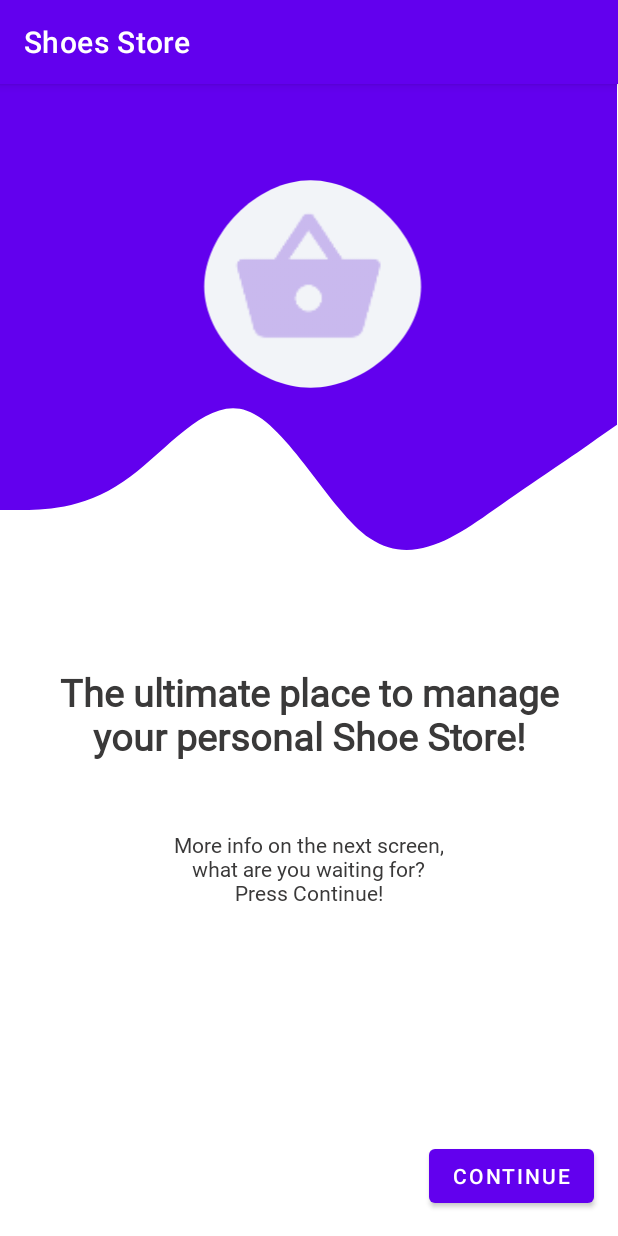
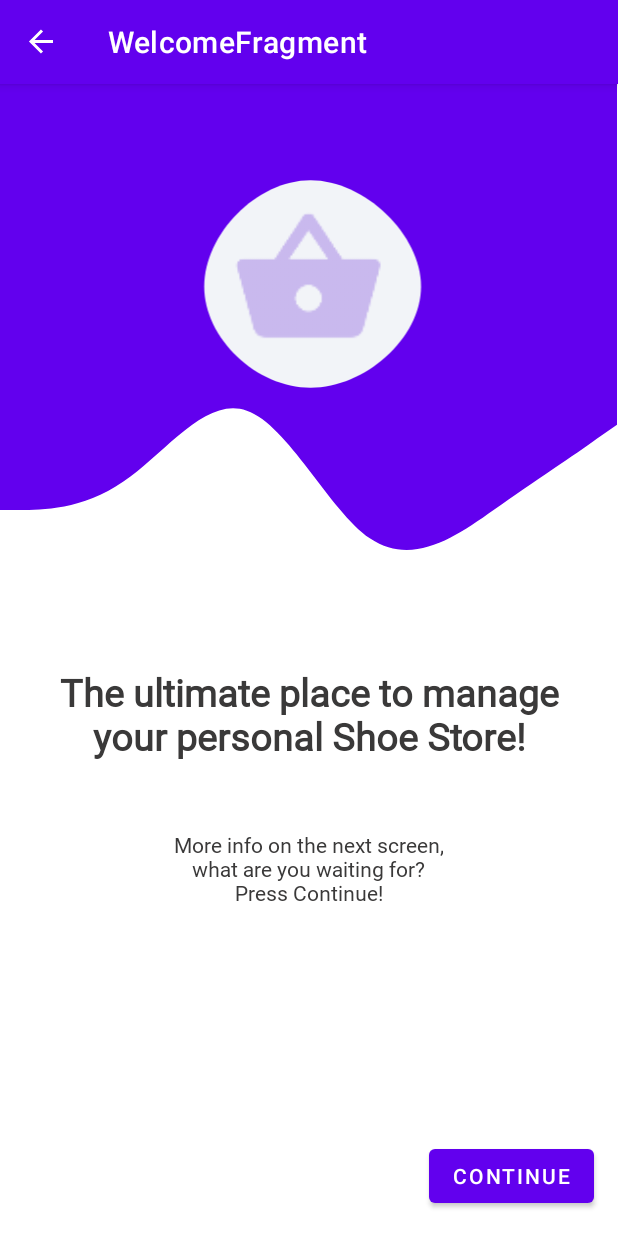
Before and after one commit to andreabertanzon/ShoeStore, an Android app: the screen it shows after launch (MainActivity), after a tap on "REGISTER", on a phone screen of 412 x 824 dp. Run offline under Robolectric (Android 15) with nearby library versions, the phone set to English and light mode, and no system bars; our stand-ins replace data binding, navigation-ui; Roboto replaces fonts that are not available here.

Commit message:
Added UpButton to the Activity. This commit adds the code to add the Up Button to the activity_main.xml

```diff
--- a/app/src/main/java/com/abcode/shoestore/MainActivity.kt
+++ b/app/src/main/java/com/abcode/shoestore/MainActivity.kt
@@ -1,11 +1,24 @@
 package com.abcode.shoestore
 
+import android.os.Bundle
 import androidx.appcompat.app.AppCompatActivity
-import android.os.Bundle
+import androidx.databinding.DataBindingUtil
+import androidx.navigation.findNavController
+import androidx.navigation.ui.NavigationUI
+import com.abcode.shoestore.databinding.ActivityMainBinding
 
 class MainActivity : AppCompatActivity() {
     override fun onCreate(savedInstanceState: Bundle?) {
         super.onCreate(savedInstanceState)
-        setContentView(R.layout.activity_main)
+        @Suppress("UNUSED_VARIABLE")
+        val binding = DataBindingUtil.setContentView<ActivityMainBinding>(this, R.layout.activity_main)
+        val navController = this.findNavController(R.id.myNavHostFragment)
+        NavigationUI.setupActionBarWithNavController(this, navController)
+
+    }
+
+    override fun onSupportNavigateUp(): Boolean {
+        val navController = this.findNavController(R.id.myNavHostFragment)
+        return navController.navigateUp()
     }
 }
--- a/app/src/main/res/layout/activity_main.xml
+++ b/app/src/main/res/layout/activity_main.xml
@@ -1,22 +1,18 @@
 <?xml version="1.0" encoding="utf-8"?>
-<androidx.constraintlayout.widget.ConstraintLayout xmlns:android="http://schemas.android.com/apk/res/android"
-    xmlns:app="http://schemas.android.com/apk/res-auto"
-    xmlns:tools="http://schemas.android.com/tools"
-    android:layout_width="match_parent"
-    android:layout_height="match_parent"
-    tools:context=".MainActivity">
+<layout xmlns:android="http://schemas.android.com/apk/res/android"
+    xmlns:app="http://schemas.android.com/apk/res-auto">
 
-    <androidx.fragment.app.FragmentContainerView
-        android:id="@+id/nav_host_fragment"
-        android:name="androidx.navigation.fragment.NavHostFragment"
-        android:background="@color/purple_500"
-        android:layout_width="0dp"
-        android:layout_height="0dp"
-        app:layout_constraintLeft_toLeftOf="parent"
-        app:layout_constraintRight_toRightOf="parent"
-        app:layout_constraintTop_toTopOf="parent"
-        app:layout_constraintBottom_toBottomOf="parent"
-        app:defaultNavHost="true"
-        app:navGraph="@navigation/nav_graph" />
+    <LinearLayout
+        android:layout_width="match_parent"
+        android:layout_height="match_parent"
+        android:orientation="vertical">
+        <fragment
+            android:id="@+id/myNavHostFragment"
+            android:name="androidx.navigation.fragment.NavHostFragment"
+            android:layout_width="match_parent"
+            android:layout_height="match_parent"
+            app:defaultNavHost="true"
+            app:navGraph="@navigation/nav_graph" />
+    </LinearLayout>
 
-</androidx.constraintlayout.widget.ConstraintLayout>
+</layout>
```
